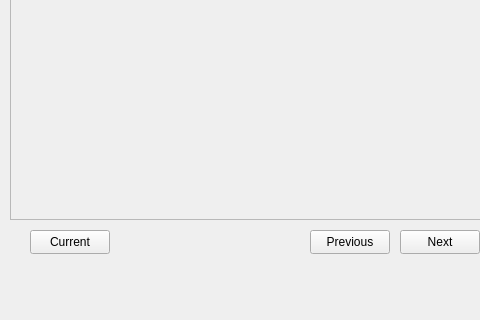
First picture: the form in Form/mainwindow.ui, repository grkmkcgl/bitirmeProjesi2023, before the edit; both pictures show x 0 to 480 and y 400 to 720 of the 1280 by 720 pixel window.
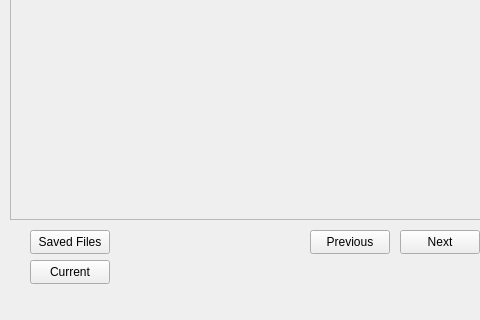
Second picture: the form after the edit. Icons and pictures are not drawn.

What changed in the file:
```diff
--- a/Form/mainwindow.ui
+++ b/Form/mainwindow.ui
@@ -550,7 +550,7 @@
     <property name="geometry">
      <rect>
       <x>30</x>
-      <y>630</y>
+      <y>660</y>
       <width>80</width>
       <height>24</height>
      </rect>
@@ -559,6 +559,19 @@
      <string>Current</string>
     </property>
    </widget>
+   <widget class="QPushButton" name="savedFilesPushButton">
+    <property name="geometry">
+     <rect>
+      <x>30</x>
+      <y>630</y>
+      <width>80</width>
+      <height>24</height>
+     </rect>
+    </property>
+    <property name="text">
+     <string>Saved Files</string>
+    </property>
+   </widget>
   </widget>
   <widget class="QStatusBar" name="statusbar"/>
  </widget>
```
Left out of the diff: 2 changed lines with no effect on the pictures.
